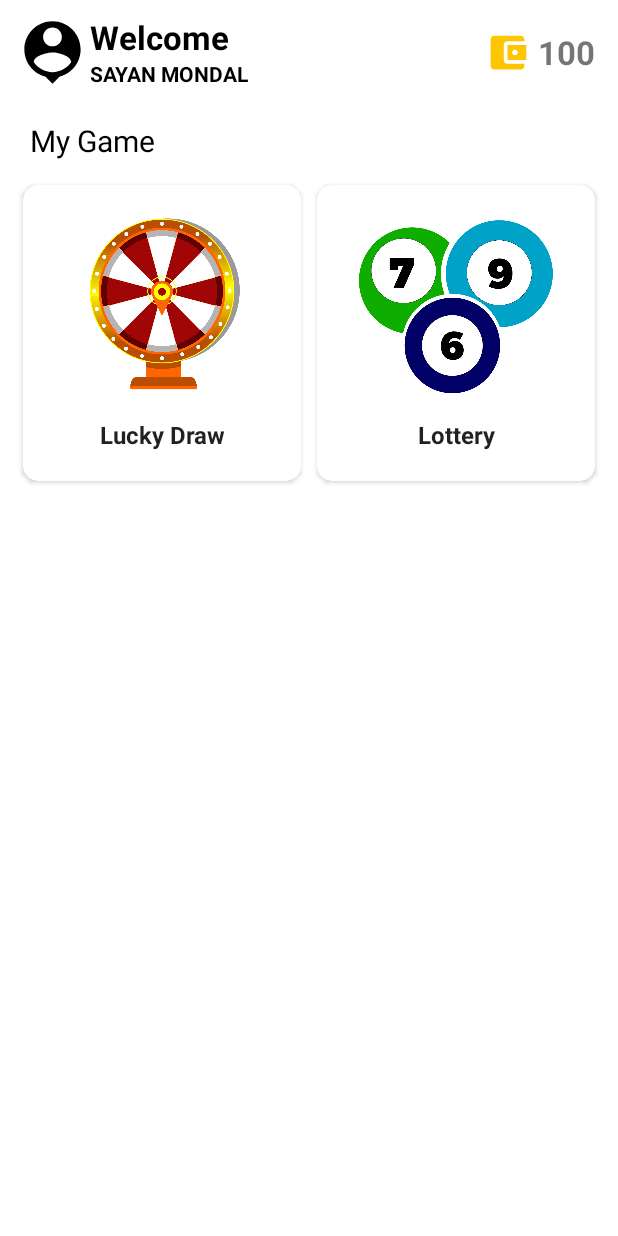
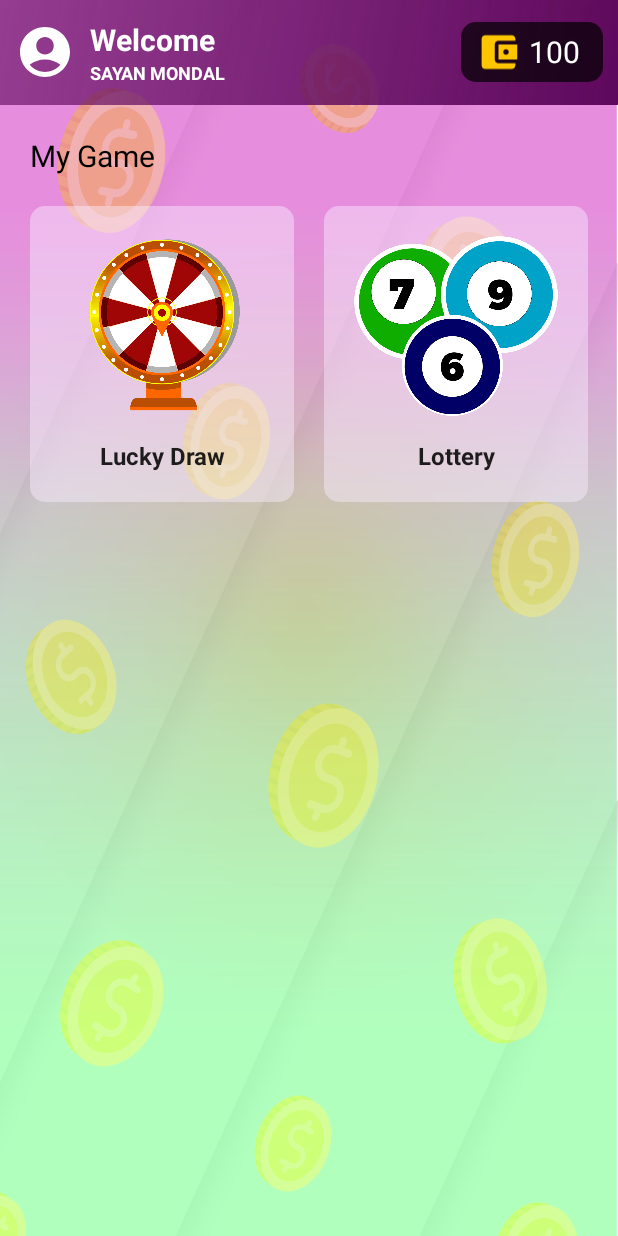
Before and after one commit to sayan9191/saynfi, an Android app: the DashBoardFragment screen opened directly, with no data from a screen before it, on a phone screen of 412 x 824 dp. Run offline under Robolectric (Android 15) with nearby library versions, the phone set to English and light mode, and no system bars.

Commit message:
UX improvements

```diff
--- a/app/src/main/res/drawable/person_icon.xml
+++ b/app/src/main/res/drawable/person_icon.xml
@@ -1,5 +1,5 @@
 <vector android:height="24dp" android:tint="#000000"
     android:viewportHeight="24" android:viewportWidth="24"
     android:width="24dp" xmlns:android="http://schemas.android.com/apk/res/android">
-    <path android:fillColor="@android:color/white" android:pathData="M12,2c-4.97,0 -9,4.03 -9,9 0,4.17 2.84,7.67 6.69,8.69L12,22l2.31,-2.31C18.16,18.67 21,15.17 21,11c0,-4.97 -4.03,-9 -9,-9zM12,4c1.66,0 3,1.34 3,3s-1.34,3 -3,3 -3,-1.34 -3,-3 1.34,-3 3,-3zM12,18.3c-2.5,0 -4.71,-1.28 -6,-3.22 0.03,-1.99 4,-3.08 6,-3.08 1.99,0 5.97,1.09 6,3.08 -1.29,1.94 -3.5,3.22 -6,3.22z"/>
+    <path android:fillColor="@android:color/white" android:pathData="M12,2C6.48,2 2,6.48 2,12s4.48,10 10,10s10,-4.48 10,-10S17.52,2 12,2zM12,6c1.93,0 3.5,1.57 3.5,3.5S13.93,13 12,13s-3.5,-1.57 -3.5,-3.5S10.07,6 12,6zM12,20c-2.03,0 -4.43,-0.82 -6.14,-2.88C7.55,15.8 9.68,15 12,15s4.45,0.8 6.14,2.12C16.43,19.18 14.03,20 12,20z"/>
 </vector>
--- /dev/null
+++ b/app/src/main/res/drawable/top_gradient.xml
@@ -0,0 +1,10 @@
+<?xml version="1.0" encoding="utf-8"?>
+<shape xmlns:android="http://schemas.android.com/apk/res/android">
+
+    <gradient
+        android:startColor="#5E085D"
+        android:endColor="#995E085D"
+        android:angle="135"
+        />
+
+</shape>
--- a/app/src/main/res/layout/activity_log_in.xml
+++ b/app/src/main/res/layout/activity_log_in.xml
@@ -7,16 +7,13 @@
     android:background="@drawable/app_background"
     tools:context=".ui.auth.LogInActivity">
 
-    <androidx.cardview.widget.CardView
+    <FrameLayout
         android:id="@+id/card"
         android:layout_width="match_parent"
         android:layout_height="wrap_content"
-        app:cardBackgroundColor="#A6FFFFFF"
-        app:cardCornerRadius="20dp"
-
-        app:cardMaxElevation="12dp"
-        app:cardPreventCornerOverlap="true"
-        app:cardUseCompatPadding="true"
+        android:backgroundTint="#73F9EDFF"
+        android:layout_margin="20dp"
+        android:background="@drawable/corner_rectangle"
         app:layout_constraintBottom_toBottomOf="parent"
         app:layout_constraintEnd_toEndOf="parent"
         app:layout_constraintStart_toStartOf="parent"
@@ -125,7 +122,7 @@
                     android:textColor="@color/purple" />
             </LinearLayout>
         </LinearLayout>
-    </androidx.cardview.widget.CardView>
+    </FrameLayout>
 
 
 </androidx.constraintlayout.widget.ConstraintLayout>
--- a/app/src/main/res/layout/activity_sign_up.xml
+++ b/app/src/main/res/layout/activity_sign_up.xml
@@ -7,15 +7,13 @@
     tools:context=".ui.auth.SignUpActivity"
     android:background="@drawable/app_background">
 
-    <androidx.cardview.widget.CardView
+    <FrameLayout
         android:id="@+id/card"
         android:layout_width="match_parent"
         android:layout_height="wrap_content"
-        app:cardBackgroundColor="#A6FFFFFF"
-        app:cardCornerRadius="20dp"
-        app:cardMaxElevation="12dp"
-        app:cardPreventCornerOverlap="true"
-        app:cardUseCompatPadding="true"
+        android:backgroundTint="#73F9EDFF"
+        android:layout_margin="20dp"
+        android:background="@drawable/corner_rectangle"
         app:layout_constraintBottom_toBottomOf="parent"
         app:layout_constraintEnd_toEndOf="parent"
         app:layout_constraintStart_toStartOf="parent"
@@ -172,5 +170,5 @@
             </LinearLayout>
 
         </LinearLayout>
-    </androidx.cardview.widget.CardView>
+    </FrameLayout>
 </androidx.constraintlayout.widget.ConstraintLayout>
--- a/app/src/main/res/layout/fragment_dash_board.xml
+++ b/app/src/main/res/layout/fragment_dash_board.xml
@@ -4,43 +4,50 @@
     android:layout_width="match_parent"
     android:layout_height="match_parent"
     xmlns:app="http://schemas.android.com/apk/res-auto"
-    tools:context=".ui.DashBoardFragment">
+    tools:context=".ui.DashBoardFragment"
+    android:background="@drawable/app_background">
 
 
     <LinearLayout
         android:id="@+id/linearLayout2"
         android:layout_width="match_parent"
-        android:layout_height="50dp"
-        android:layout_margin="10dp"
+        android:layout_height="70dp"
+        android:padding="10dp"
         android:orientation="horizontal"
+        android:background="@drawable/top_gradient"
+        android:gravity="center"
         app:layout_constraintEnd_toEndOf="parent"
         app:layout_constraintStart_toStartOf="parent"
         app:layout_constraintTop_toTopOf="parent">
 
         <ImageView
             android:id="@+id/profileImage"
-            android:layout_width="50dp"
-            android:layout_height="50dp"
-            android:src="@drawable/person_icon" />
+            android:layout_width="40dp"
+            android:layout_height="40dp"
+            android:src="@drawable/person_icon"
+            app:tint="@color/white" />
 
         <LinearLayout
             android:layout_width="wrap_content"
             android:layout_height="match_parent"
-            android:orientation="vertical">
+            android:gravity="center"
+            android:orientation="vertical"
+            android:layout_marginStart="10dp">
 
             <TextView
-                android:layout_width="wrap_content"
+                android:layout_width="match_parent"
                 android:layout_height="wrap_content"
                 android:text="Welcome"
-                android:textColor="@color/black"
-                android:textSize="22sp"
+                android:textColor="@color/white"
+                android:textSize="20sp"
                 android:textStyle="bold" />
 
             <TextView
                 android:layout_width="wrap_content"
                 android:layout_height="wrap_content"
                 android:text="SAYAN MONDAL"
-                android:textColor="@color/black"
+                android:textSize="12sp"
+                android:textColor="@color/white"
                 android:textStyle="bold" />
         </LinearLayout>
 
@@ -50,9 +57,18 @@
             android:gravity="end"
             android:orientation="horizontal">
 
+            <LinearLayout
+                android:layout_width="wrap_content"
+                android:layout_height="wrap_content"
+                android:gravity="end"
+                android:background="@drawable/corner_rectangle"
+                android:paddingStart="10dp"
+                android:paddingEnd="10dp"
+                android:backgroundTint="#B3000000">
+
                 <ImageView
                     android:layout_width="30dp"
-                android:layout_height="50dp"
+                    android:layout_height="40dp"
                     android:src="@drawable/wallet_icon" />
 
                 <TextView
@@ -61,8 +77,12 @@
                     android:layout_margin="5dp"
                     android:gravity="center"
                     android:text="100"
-                android:textSize="22sp"
-                android:textStyle="bold" />
+                    android:textColor="@color/white"
+                    android:textSize="20sp"
+                     />
+            </LinearLayout>
+
+
         </LinearLayout>
     </LinearLayout>
 
@@ -88,14 +108,15 @@
         app:layout_constraintStart_toStartOf="parent"
         app:layout_constraintTop_toBottomOf="@+id/textMyGame">
 
-        <androidx.cardview.widget.CardView
+        <FrameLayout
             android:id="@+id/spinOption"
             android:layout_width="match_parent"
             android:layout_height="wrap_content"
             android:layout_weight="1"
-            android:elevation="5dp"
-            app:cardCornerRadius="10dp"
-            app:cardUseCompatPadding="true">
+
+            android:backgroundTint="#73F9EDFF"
+            android:background="@drawable/corner_rectangle"
+            android:layout_margin="10dp">
 
             <LinearLayout
                 android:layout_width="match_parent"
@@ -123,16 +144,16 @@
             </LinearLayout>
 
 
-        </androidx.cardview.widget.CardView>
+        </FrameLayout>
 
-        <androidx.cardview.widget.CardView
+        <FrameLayout
             android:id="@+id/lotteryOption"
             android:layout_width="match_parent"
             android:layout_height="wrap_content"
             android:layout_weight="1"
-            android:elevation="5dp"
-            app:cardCornerRadius="10dp"
-            app:cardUseCompatPadding="true">
+            android:backgroundTint="#73F9EDFF"
+            android:background="@drawable/corner_rectangle"
+            android:layout_margin="10dp">
 
             <LinearLayout
                 android:layout_width="match_parent"
@@ -157,7 +178,7 @@
                     android:textSize="16sp"
                     android:textStyle="bold" />
             </LinearLayout>
-        </androidx.cardview.widget.CardView>
+        </FrameLayout>
 
     </LinearLayout>
 
```
Lines whose indentation alone changed are shown as unchanged.
